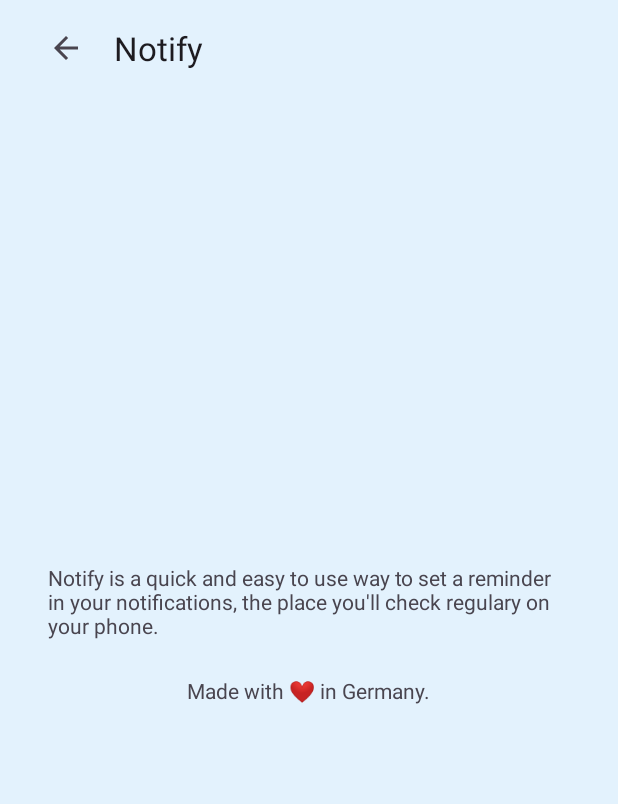
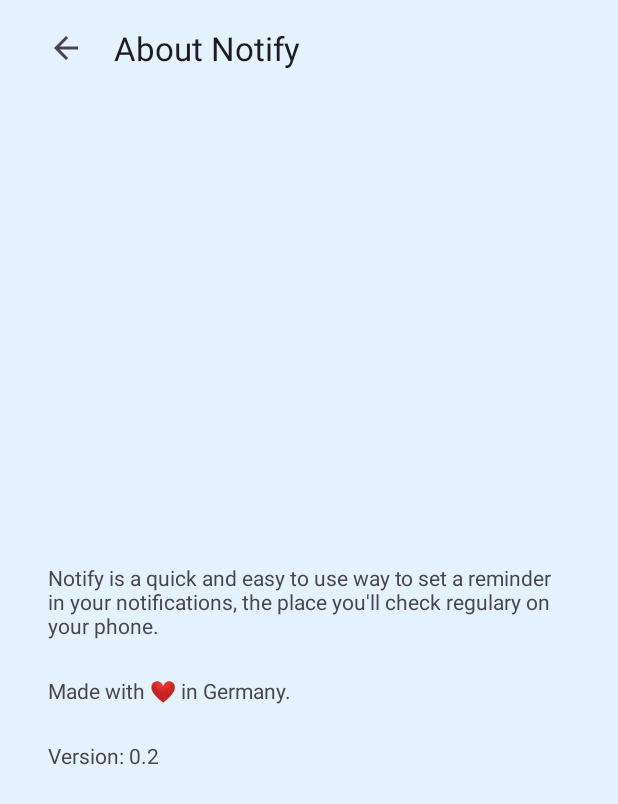
Before and after one commit to mr-woodapple/NotificationReminder, an Android app: the screen it shows after launch (InfoActivity), after a tap on "Information", on a phone screen of 412 x 824 dp. Shown: the top 804 px of the screen. Run offline under Robolectric (Android 15) with nearby library versions, the phone set to English and light mode, and no system bars.

Commit message:
Version is now displayed in the about info activity, version code set correctly, minor loc

```diff
--- a/app/build.gradle
+++ b/app/build.gradle
@@ -6,11 +6,11 @@ android {
     compileSdk 32
 
     defaultConfig {
-        applicationId "com.example.notificationreminder"
+        applicationId 'de.holzapfelgrafik.notificationreminder'
         minSdk 27
         targetSdk 32
-        versionCode 1
-        versionName "1.0"
+        versionCode 3
+        versionName '0.2'
 
         testInstrumentationRunner "androidx.test.runner.AndroidJUnitRunner"
     }
--- a/app/src/main/java/com/example/notificationreminder/InfoActivity.java
+++ b/app/src/main/java/com/example/notificationreminder/InfoActivity.java
@@ -1,19 +1,19 @@
 package com.example.notificationreminder;
 
-import androidx.annotation.NonNull;
-import androidx.appcompat.app.ActionBar;
+
 import androidx.appcompat.app.AppCompatActivity;
-import androidx.appcompat.widget.Toolbar;
-import android.content.Intent;
 import android.os.Bundle;
-import android.view.Menu;
-import android.view.MenuInflater;
-import android.view.MenuItem;
 import android.view.View;
+import android.widget.TextView;
 
-import com.google.android.material.appbar.AppBarLayout;
+import com.example.notificationreminder.BuildConfig;
 
 public class InfoActivity extends AppCompatActivity {
+
+    // Gets the version code & version name from the gradle build file
+    int versionCode = BuildConfig.VERSION_CODE;
+    String versionName = BuildConfig.VERSION_NAME;
+
 
     @Override
     protected void onCreate(Bundle savedInstanceState) {
@@ -29,6 +29,10 @@ public class InfoActivity extends AppCompatActivity {
             }
         });
 
+        // Set the version name text view
+        TextView versionNameTextView = findViewById(R.id.textView_versionName);
+        versionNameTextView.setText("Version: " + versionName);
+
     }
 
 
--- a/app/src/main/java/com/example/notificationreminder/MainActivity.java
+++ b/app/src/main/java/com/example/notificationreminder/MainActivity.java
@@ -97,7 +97,7 @@ public class MainActivity extends AppCompatActivity {
 
         // This is where the notification get's created
         NotificationCompat.Builder builder = new NotificationCompat.Builder(MainActivity.this, "defaultNotificationChannel")
-                .setSmallIcon(R.drawable.ic_android_blue_24dp)
+                .setSmallIcon(R.mipmap.ic_launcher_notify_round)
                 .setContentTitle(notificationTitle)
                 .setContentText(notificationText)
                 .setPriority(NotificationCompat.PRIORITY_DEFAULT);
--- a/app/src/main/res/layout/activity_info.xml
+++ b/app/src/main/res/layout/activity_info.xml
@@ -17,8 +17,6 @@
         app:layout_constraintStart_toStartOf="parent"
         app:layout_constraintTop_toTopOf="parent">
 
-        <!-- TODO: Add back button -->
-
         <com.google.android.material.appbar.MaterialToolbar
             android:id="@+id/topAppBarSub"
             android:layout_width="match_parent"
@@ -29,7 +27,7 @@
             android:paddingRight="16dp"
             app:menu="@menu/top_app_bar_sub"
             app:navigationIcon="@drawable/ic_arrow_back_24"
-            app:title="@string/app_name" />
+            app:title="@string/activityName_about" />
 
     </com.google.android.material.appbar.AppBarLayout>
 
@@ -52,11 +50,26 @@
         android:id="@+id/textView"
         android:layout_width="wrap_content"
         android:layout_height="wrap_content"
+        android:layout_marginStart="32dp"
         android:text="Made with ❤️ in Germany."
         app:layout_constraintBottom_toBottomOf="parent"
         app:layout_constraintEnd_toEndOf="parent"
+        app:layout_constraintHorizontal_bias="0.0"
         app:layout_constraintStart_toStartOf="parent"
         app:layout_constraintTop_toTopOf="parent"
         app:layout_constraintVertical_bias="0.56" />
 
+    <TextView
+        android:id="@+id/textView_versionName"
+        android:layout_width="0dp"
+        android:layout_height="wrap_content"
+        android:layout_marginStart="32dp"
+        android:layout_marginTop="24dp"
+        android:layout_marginEnd="32dp"
+        android:text="TextView"
+        app:layout_constraintEnd_toEndOf="parent"
+        app:layout_constraintHorizontal_bias="0.0"
+        app:layout_constraintStart_toStartOf="parent"
+        app:layout_constraintTop_toBottomOf="@+id/textView" />
+
 </androidx.constraintlayout.widget.ConstraintLayout>
--- a/app/src/main/res/values/strings.xml
+++ b/app/src/main/res/values/strings.xml
@@ -1,7 +1,7 @@
 <resources>
     <string name="app_name">Notify</string>
     <string name="channel_description">Standard notification channel</string>
-    <string name="channel_name">Notification channel</string>
+    <string name="channel_name">Standard Notification Channel</string>
     <string name="hint_notification_title">Enter Notification Title</string>
     <string name="hint_notification_text">Enter Notification Text</string>
     <string name="delete">Delete</string>
@@ -10,4 +10,5 @@
     <string name="info_createReminderSubtext">Enter title and description of your reminder</string>
     <string name="snackbar_notificationCreated">Reminder was set</string>
     <string name="info_aboutPageText">Notify is a quick and easy to use way to set a reminder in your notifications, the place you\'ll check regulary on your phone.</string>
+    <string name="activityName_about">About Notify</string>
 </resources>
```
Also changed, not shown: 1 other file.
